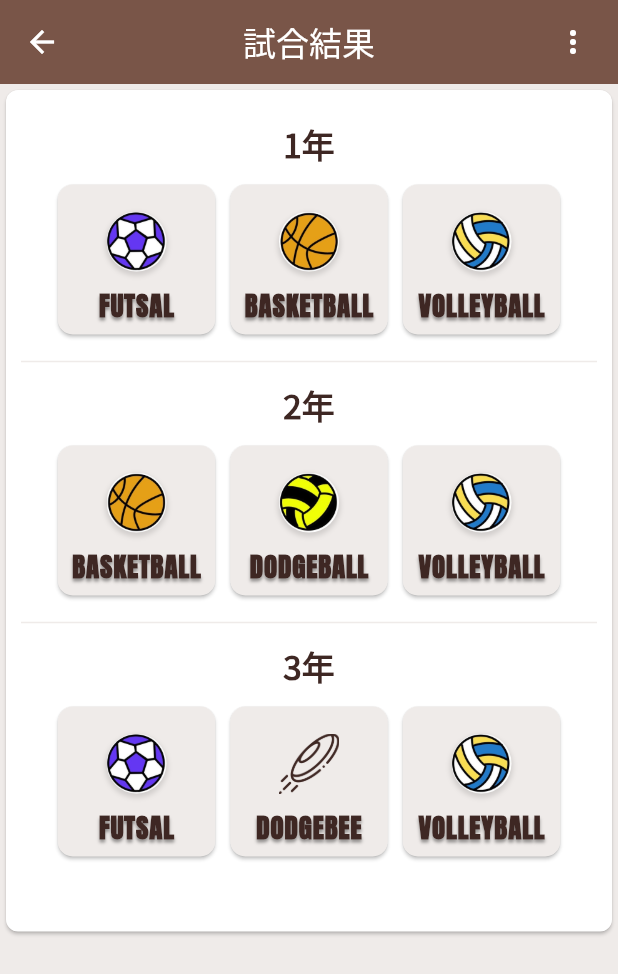
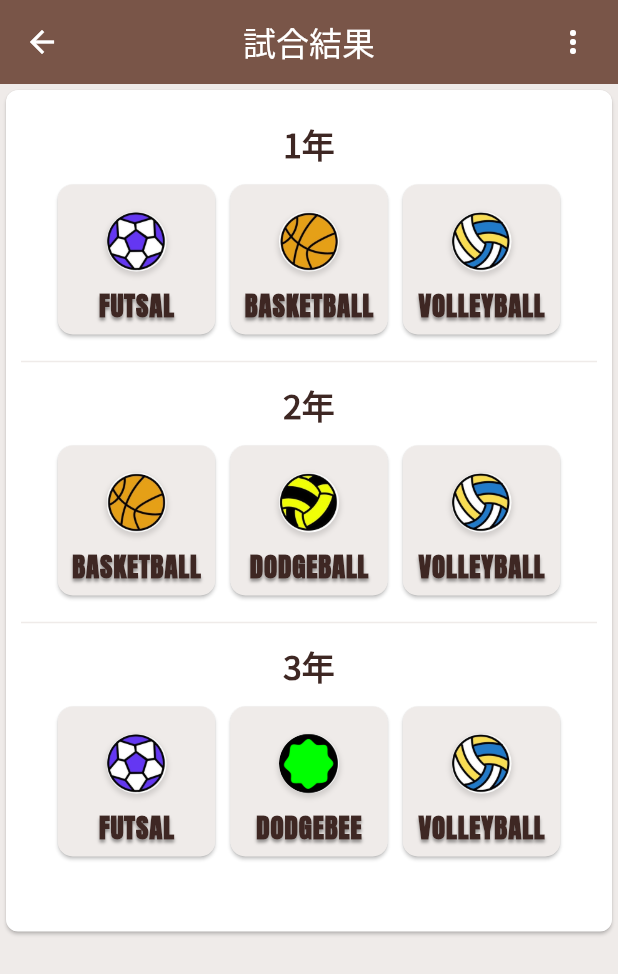
Before and after one commit to yukiMizo/rumutai_app_v3, a Flutter app: the PickCategoryScreen screen opened by its route, on a phone screen of 412 x 824 dp. Shown: the top 974 px of the screen. Run offline on Flutter 3.47's test engine with Material 3 defaults, Android fonts, the phone set to English and light mode, and no system bars; our stand-ins replace cloud_firestore, firebase_core, firebase_database, firebase_messaging, flutter_local_notifications, flutter_riverpod and 4 more; missing offline and left inert: flutter_picker; accounts and stored records are empty; statements that could not run were skipped.

Commit message:
ドッジビーボタン画像追加

```diff
--- a/lib/screens/game_result/pick_category_screen.dart
+++ b/lib/screens/game_result/pick_category_screen.dart
@@ -95,15 +95,7 @@ class PickCategoryScreen extends ConsumerWidget {
       case SportsType.dodgeball:
         return _iconWidget("assets/images/dodgeball.jpg");
       case SportsType.dodgebee:
-        return Column(
-          children: [
-            Image.asset(
-              "assets/images/frisbee_icon.png",
-              scale: 12.6,
-              color: Colors.brown.shade900,
-            ),
-          ],
-        );
+        return _iconWidget("assets/images/dodgebee.jpg");
     }
   }
 
```
Also changed, not shown: assets/images/dodgebee.jpg (added), assets/images/frisbee_icon.png (deleted).
